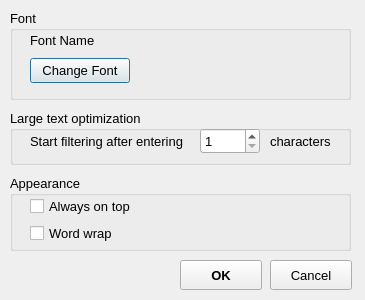
hesting15/TextFilter, file settingswindow.ui: the form before one commit.
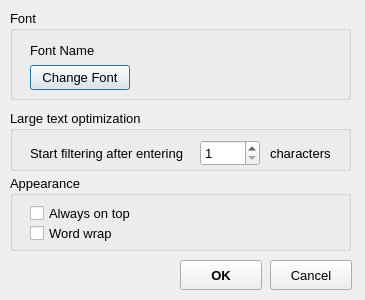
The form after the commit.

What changed in the file:
```diff
--- a/settingswindow.ui
+++ b/settingswindow.ui
@@ -49,7 +49,7 @@
     <property name="geometry">
      <rect>
       <x>20</x>
-      <y>48</y>
+      <y>55</y>
       <width>100</width>
       <height>25</height>
      </rect>
@@ -74,7 +74,7 @@
     <property name="geometry">
      <rect>
       <x>20</x>
-      <y>15</y>
+      <y>25</y>
       <width>301</width>
       <height>30</height>
      </rect>
@@ -90,7 +90,7 @@
      <x>10</x>
      <y>110</y>
      <width>341</width>
-     <height>55</height>
+     <height>61</height>
     </rect>
    </property>
    <property name="font">
@@ -105,7 +105,7 @@
     <property name="geometry">
      <rect>
       <x>20</x>
-      <y>23</y>
+      <y>35</y>
       <width>161</width>
       <height>16</height>
      </rect>
@@ -118,8 +118,8 @@
     <property name="geometry">
      <rect>
       <x>260</x>
-      <y>23</y>
-      <width>61</width>
+      <y>35</y>
+      <width>71</width>
       <height>16</height>
      </rect>
     </property>
@@ -131,7 +131,7 @@
     <property name="geometry">
      <rect>
       <x>190</x>
-      <y>18</y>
+      <y>30</y>
       <width>60</width>
       <height>26</height>
      </rect>
@@ -177,7 +177,7 @@
     <property name="geometry">
      <rect>
       <x>20</x>
-      <y>23</y>
+      <y>30</y>
       <width>121</width>
       <height>16</height>
      </rect>
```
